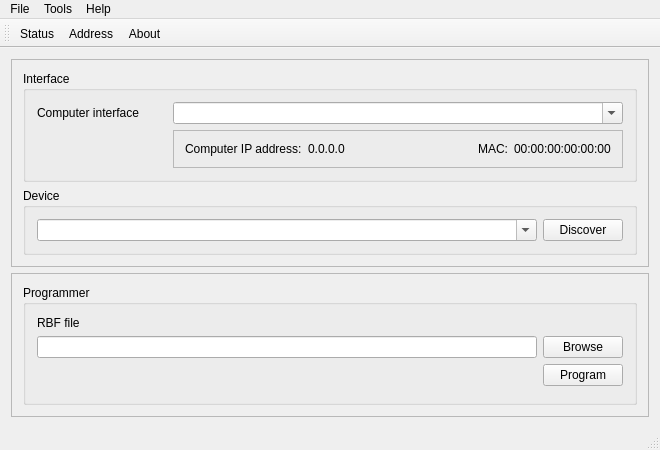
TAPR/OpenHPSDR-SVN, file KV0S/HPSDRProgrammer_V2/mainwindow.ui: the form before one commit.
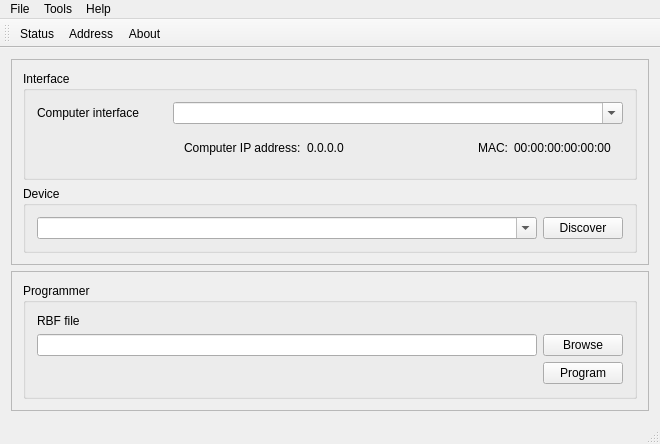
The form after the commit. Icons and pictures are not drawn.

The edit to the form file:
```diff
--- a/KV0S/HPSDRProgrammer_V2/mainwindow.ui
+++ b/KV0S/HPSDRProgrammer_V2/mainwindow.ui
@@ -7,7 +7,7 @@
     <x>0</x>
     <y>0</y>
     <width>659</width>
-    <height>450</height>
+    <height>444</height>
    </rect>
   </property>
   <property name="windowTitle">
@@ -79,10 +79,13 @@
           <item row="1" column="1">
            <widget class="QFrame" name="frame_3">
             <property name="frameShape">
-             <enum>QFrame::StyledPanel</enum>
+             <enum>QFrame::Panel</enum>
             </property>
             <property name="frameShadow">
-             <enum>QFrame::Raised</enum>
+             <enum>QFrame::Plain</enum>
+            </property>
+            <property name="lineWidth">
+             <number>0</number>
             </property>
             <layout class="QHBoxLayout" name="horizontalLayout">
              <item>
```
Left out of the diff: 10 changed lines with no effect on the pictures.
